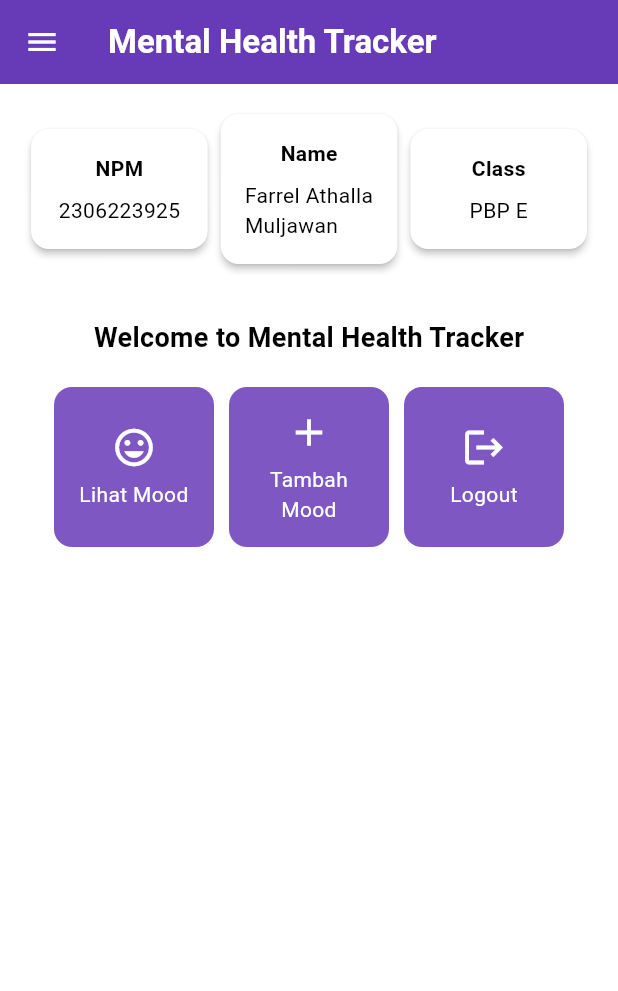
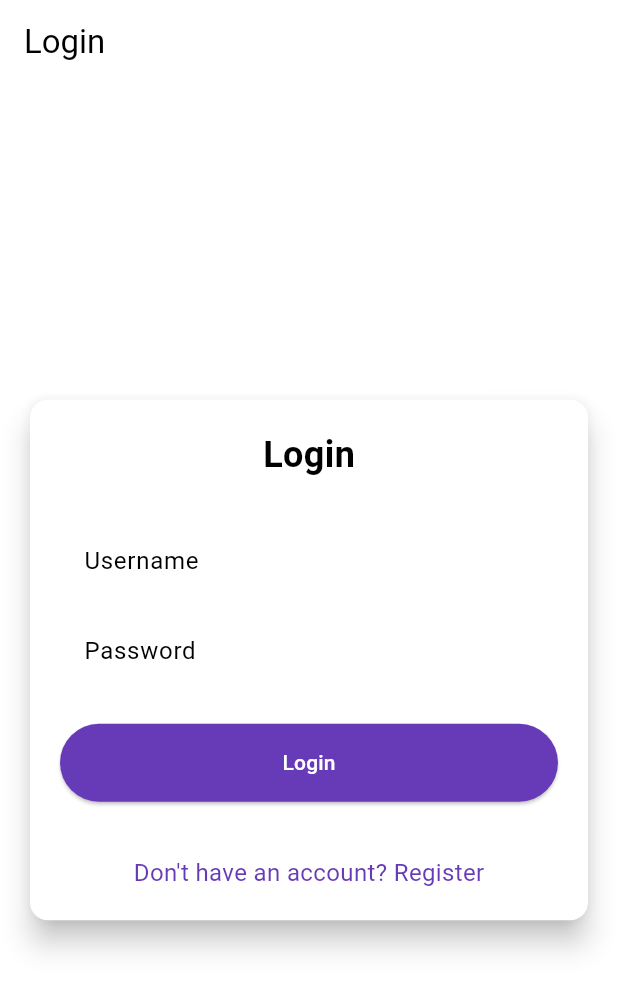
Before and after one commit to RelAthalla/mental-health-tracker-mobile, a Flutter app: the screen it shows after launch, on a phone screen of 412 x 824 dp. Shown: the top 991 px of the screen. Run offline on Flutter 3.47's test engine with Material 3 defaults, Android fonts, the phone set to English and light mode, and no system bars; missing offline and left inert: pbp_django_auth.

Commit message:
tutorial 8

```diff
--- a/lib/main.dart
+++ b/lib/main.dart
@@ -1,5 +1,8 @@
 import 'package:flutter/material.dart';
 import 'package:mental_health_tracker/screens/menu.dart';
+import 'package:pbp_django_auth/pbp_django_auth.dart';
+import 'package:provider/provider.dart';
+import 'package:mental_health_tracker/screens/login.dart';
 
 void main() {
   runApp(const MyApp());
@@ -7,15 +10,24 @@ void main() {
 
 class MyApp extends StatelessWidget {
   const MyApp({super.key});
+
   @override
   Widget build(BuildContext context) {
-    return MaterialApp(
-      title: 'Mentah Health Tracker',
-      theme: ThemeData(
-    colorScheme: ColorScheme.fromSwatch(primarySwatch: Colors.deepPurple,).copyWith(secondary: Colors.deepPurple[400]),
-        useMaterial3: true,
+    return Provider(
+      create: (_) {
+        CookieRequest request = CookieRequest();
+        return request;
+      },
+      child: MaterialApp(
+        title: 'Mental Health Tracker',
+        theme: ThemeData(
+          useMaterial3: true,
+          colorScheme: ColorScheme.fromSwatch(
+            primarySwatch: Colors.deepPurple,
+          ).copyWith(secondary: Colors.deepPurple[400]),
+        ),
+        home: const LoginPage(),
       ),
-      home: MyHomePage(),
     );
   }
 }
--- /dev/null
+++ b/lib/screens/login.dart
@@ -0,0 +1,181 @@
+import 'package:mental_health_tracker/screens/menu.dart';
+import 'package:flutter/material.dart';
+import 'package:pbp_django_auth/pbp_django_auth.dart';
+import 'package:provider/provider.dart';
+import 'package:mental_health_tracker/screens/register.dart';
+
+void main() {
+  runApp(const LoginApp());
+}
+
+class LoginApp extends StatelessWidget {
+  const LoginApp({super.key});
+
+  @override
+  Widget build(BuildContext context) {
+    return MaterialApp(
+      title: 'Login',
+      theme: ThemeData(
+        useMaterial3: true,
+        colorScheme: ColorScheme.fromSwatch(
+          primarySwatch: Colors.deepPurple,
+        ).copyWith(secondary: Colors.deepPurple[400]),
+      ),
+      home: const LoginPage(),
+    );
+  }
+}
+
+class LoginPage extends StatefulWidget {
+  const LoginPage({super.key});
+
+  @override
+  State<LoginPage> createState() => _LoginPageState();
+}
+
+class _LoginPageState extends State<LoginPage> {
+  final TextEditingController _usernameController = TextEditingController();
+  final TextEditingController _passwordController = TextEditingController();
+
+  @override
+  Widget build(BuildContext context) {
+    final request = context.watch<CookieRequest>();
+
+    return Scaffold(
+      appBar: AppBar(
+        title: const Text('Login'),
+      ),
+      body: Center(
+        child: SingleChildScrollView(
+          padding: const EdgeInsets.all(16.0),
+          child: Card(
+            elevation: 8,
+            shape: RoundedRectangleBorder(
+              borderRadius: BorderRadius.circular(12.0),
+            ),
+            child: Padding(
+              padding: const EdgeInsets.all(20.0),
+              child: Column(
+                mainAxisSize: MainAxisSize.min,
+                children: [
+                  const Text(
+                    'Login',
+                    style: TextStyle(
+                      fontSize: 24.0,
+                      fontWeight: FontWeight.bold,
+                    ),
+                  ),
+                  const SizedBox(height: 30.0),
+                  TextField(
+                    controller: _usernameController,
+                    decoration: const InputDecoration(
+                      labelText: 'Username',
+                      hintText: 'Enter your username',
+                      border: OutlineInputBorder(
+                        borderRadius: BorderRadius.all(Radius.circular(12.0)),
+                      ),
+                      contentPadding:
+                          EdgeInsets.symmetric(horizontal: 12.0, vertical: 8.0),
+                    ),
+                  ),
+                  const SizedBox(height: 12.0),
+                  TextField(
+                    controller: _passwordController,
+                    decoration: const InputDecoration(
+                      labelText: 'Password',
+                      hintText: 'Enter your password',
+                      border: OutlineInputBorder(
+                        borderRadius: BorderRadius.all(Radius.circular(12.0)),
+                      ),
+                      contentPadding:
+                          EdgeInsets.symmetric(horizontal: 12.0, vertical: 8.0),
+                    ),
+                    obscureText: true,
+                  ),
+                  const SizedBox(height: 24.0),
+                  ElevatedButton(
+                    onPressed: () async {
+                      String username = _usernameController.text;
+                      String password = _passwordController.text;
+
+                      // Cek kredensial
+                      // TODO: Ganti URL dan jangan lupa tambahkan trailing slash (/) di akhir URL!
+                      // Untuk menyambungkan Android emulator dengan Django pada localhost,
+                      // gunakan URL http://10.0.2.2/
+                      final response = await request
+                          .login("http://127.0.0.1:8000/auth/login/", {
+                        'username': username,
+                        'password': password,
+                      });
+
+                      if (request.loggedIn) {
+                        String message = response['message'];
+                        String uname = response['username'];
+                        if (context.mounted) {
+                          Navigator.pushReplacement(
+                            context,
+                            MaterialPageRoute(
+                                builder: (context) => MyHomePage()),
+                          );
+                          ScaffoldMessenger.of(context)
+                            ..hideCurrentSnackBar()
+                            ..showSnackBar(
+                              SnackBar(
+                                  content:
+                                      Text("$message Selamat datang, $uname.")),
+                            );
+                        }
+                      } else {
+                        if (context.mounted) {
+                          showDialog(
+                            context: context,
+                            builder: (context) => AlertDialog(
+                              title: const Text('Login Gagal'),
+                              content: Text(response['message']),
+                              actions: [
+                                TextButton(
+                                  child: const Text('OK'),
+                                  onPressed: () {
+                                    Navigator.pop(context);
+                                  },
+                                ),
+                              ],
+                            ),
+                          );
+                        }
+                      }
+                    },
+                    style: ElevatedButton.styleFrom(
+                      foregroundColor: Colors.white,
+                      minimumSize: Size(double.infinity, 50),
+                      backgroundColor: Theme.of(context).colorScheme.primary,
+                      padding: const EdgeInsets.symmetric(vertical: 16.0),
+                    ),
+                    child: const Text('Login'),
+                  ),
+                  const SizedBox(height: 36.0),
+                  GestureDetector(
+                    onTap: () {
+                      Navigator.push(
+                        context,
+                        MaterialPageRoute(
+                            builder: (context) => const RegisterPage()),
+                      );
+                    },
+                    child: Text(
+                      'Don\'t have an account? Register',
+                      style: TextStyle(
+                        color: Theme.of(context).colorScheme.primary,
+                        fontSize: 16.0,
+                      ),
+                    ),
+                  ),
+                ],
+              ),
+            ),
+          ),
+        ),
+      ),
+    );
+  }
+}
--- a/pubspec.yaml
+++ b/pubspec.yaml
@@ -35,6 +35,9 @@ dependencies:
   # The following adds the Cupertino Icons font to your application.
   # Use with the CupertinoIcons class for iOS style icons.
   cupertino_icons: ^1.0.8
+  provider: ^6.1.2
+  pbp_django_auth: ^0.4.0
+  http: ^1.2.2
 
 dev_dependencies:
   flutter_test:
```
Also changed, not shown: lib/models/mood_entry.dart (added, +65 -0 lines), lib/screens/list_moodentry.dart (added, +90 -0 lines), lib/screens/moodentry_form.dart (+37 -30 lines), lib/screens/register.dart (added, +166 -0 lines), lib/widgets/left_drawer.dart (+12 -0 lines), lib/widgets/mood_card.dart (+38 -1 lines), pubspec.lock, 2 other files.
